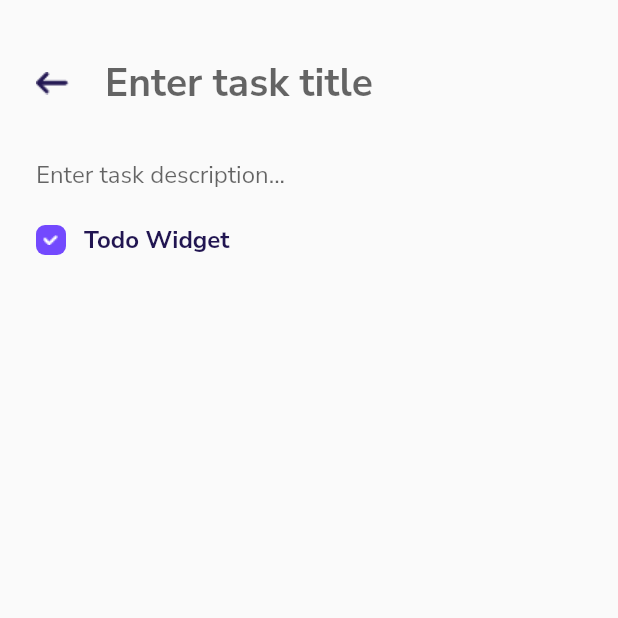
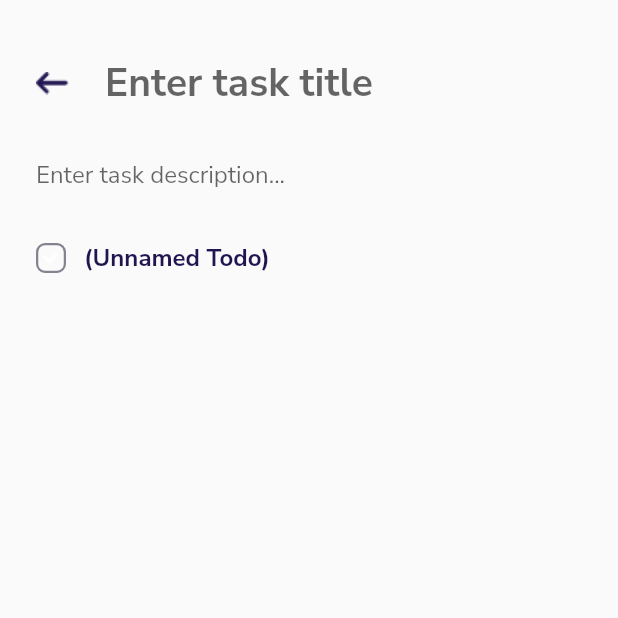
Before and after one commit to stonecoldanmol/todoverse, a Flutter app: the TaskPage screen opened directly, on a phone screen of 412 x 824 dp, the top half of it. Run offline on Flutter 3.47's test engine with Material 2 defaults, Android fonts, the phone set to English and light mode, and no system bars; our stand-ins replace google_fonts.

Commit message:
Adding Todo widget

```diff
--- a/lib/screens/taskpage.dart
+++ b/lib/screens/taskpage.dart
@@ -52,7 +52,11 @@ class _TaskPageState extends State<TaskPage>
                       ],
                     ),
                   ),
-                  TextField(
+                  Padding(
+                    padding: EdgeInsets.only(
+                      bottom: 12.0,
+                    ),
+                    child: TextField(
                       decoration: InputDecoration(
                         hintText: 'Enter task description...',
                         border: InputBorder.none,
@@ -62,7 +66,10 @@ class _TaskPageState extends State<TaskPage>
                         )
                       ),
                     ),
-                  TodoWidget(),
+                  ),
+                  TodoWidget(
+                    isDone: false,
+                  ),
                 ],
               )
         ),
--- a/lib/widgets.dart
+++ b/lib/widgets.dart
@@ -47,6 +47,13 @@ class TaskCardWidget extends StatelessWidget {
 }
 
 class TodoWidget extends StatelessWidget {
+
+  final String text;
+  final bool isDone;
+
+  TodoWidget({this.text, @required this.isDone});
+
+
   @override
   Widget build(BuildContext context) {
     return Container(
@@ -63,15 +70,19 @@ class TodoWidget extends StatelessWidget {
               right: 12.0,
             ),
             decoration: BoxDecoration(
-              color: Color(0xFF7349FE),
+              color: isDone?Color(0xFF7349FE):Colors.transparent,
               borderRadius: BorderRadius.circular(6),
+              border: isDone?null:Border.all(
+                color: Color(0xFF868290),
+                width: 1.5,
+              )
             ),
             child: Image(
               image: AssetImage('assets/images/check_icon.png'),
             ),
           ),
           Text(
-            'Todo Widget',
+            text??'(Unnamed Todo)',
             style: TextStyle(
               color: Color(0xFF211551),
               fontSize: 16.0,
```
Lines whose indentation alone changed are shown as unchanged.
